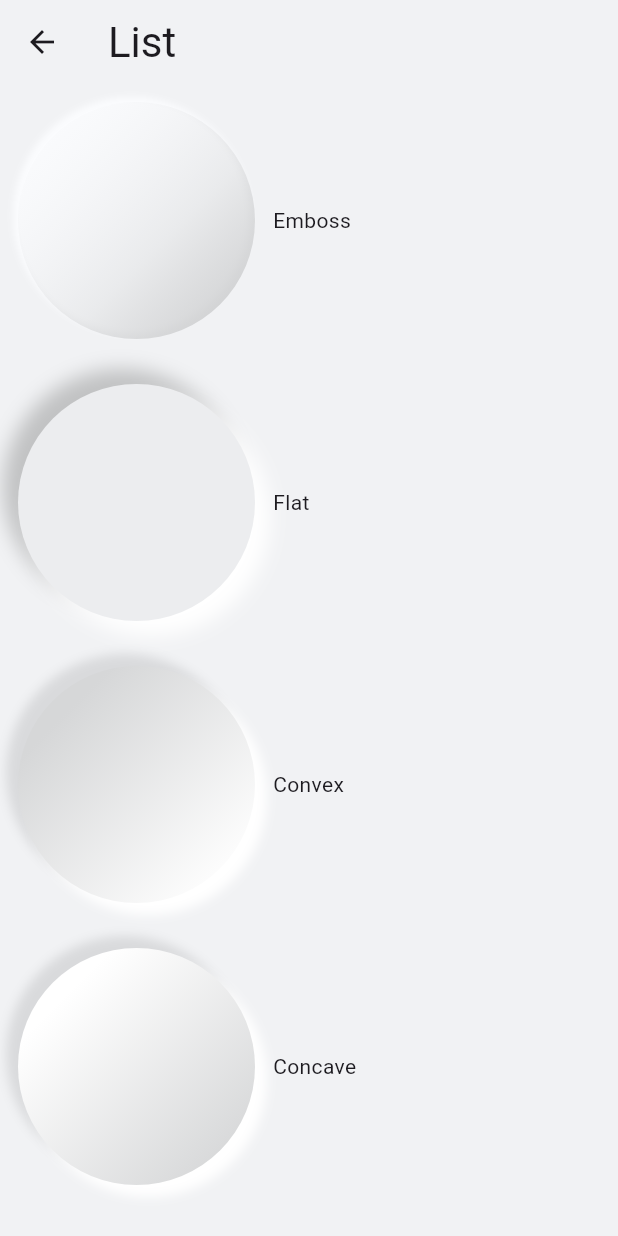
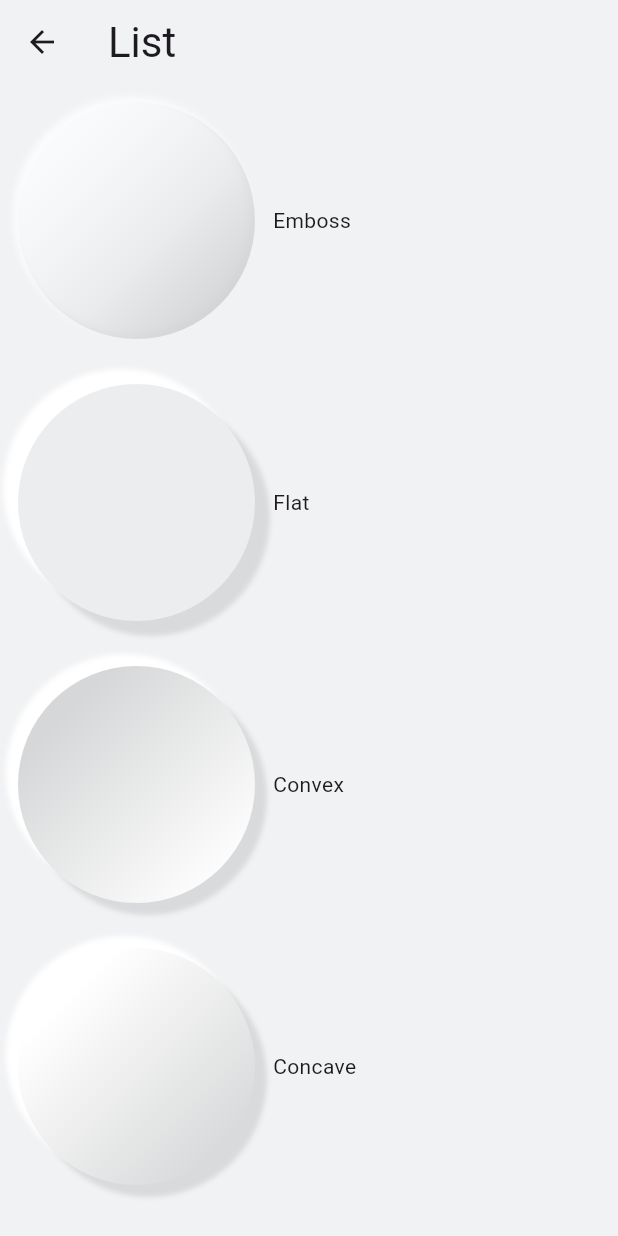
Before and after one commit to GalaxyGossip/commdon, a Flutter app: the ContainersListPage screen opened directly, on a phone screen of 412 x 824 dp. Run offline on Flutter 3.47's test engine with Material 3 defaults, Android fonts, the phone set to English and light mode, and no system bars.

Commit message:
fixed lightsource orientation

```diff
--- a/lib/neumortphic_decorator.dart
+++ b/lib/neumortphic_decorator.dart
@@ -98,14 +98,14 @@
     } else {
       boxShadows = [
         BoxShadow(
-          color: NeumorphicColors.generateGradientColors(colorBase: style.baseColor, intensity: -1 * style.intensity),
-          offset: offset,
-          blurRadius: style.distance, //TODO
+          color: NeumorphicColors.generateGradientColors(colorBase: style.baseColor, intensity: -1 * style.intensity / 2),
+          offset: offset.scale(-1, -1),
+          blurRadius: style.distance / 4, //TODO
         ),
         BoxShadow(
-          color: NeumorphicColors.generateGradientColors(colorBase: style.baseColor, intensity: style.intensity),
-          offset: offset.scale(-1, -1),
-          blurRadius: style.distance, //TODO
+          color: NeumorphicColors.generateGradientColors(colorBase: style.baseColor, intensity: style.intensity / 2.5),
+          offset: offset,
+          blurRadius: style.distance /4, //TODO
         ),
       ];
     }
@@ -125,13 +125,13 @@
       boxShadows = [
         BoxShadow(
           color: NeumorphicColors.generateGradientColors(colorBase: style.baseColor, intensity: -1 * style.intensity / 2),
-          offset: offset,
-          blurRadius: style.distance / 1.5, //TODO
+          offset: offset.scale(-1, -1),
+          blurRadius: style.distance / 4, //TODO
         ),
         BoxShadow(
           color: NeumorphicColors.generateGradientColors(colorBase: style.baseColor, intensity: style.intensity / 2.5),
-          offset: offset.scale(-1, -1),
-          blurRadius: style.distance / 1.5, //TODO
+          offset: offset,
+          blurRadius: style.distance /4, //TODO
         ),
       ];
     }
```
